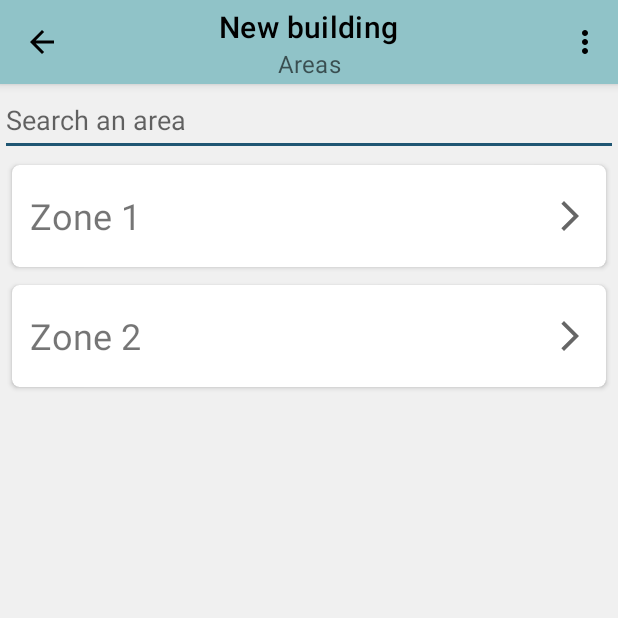
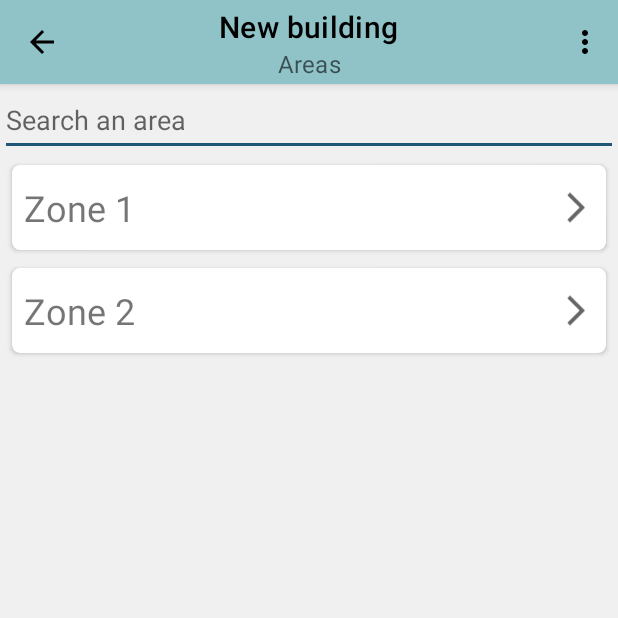
Before and after one commit to ActxLeToucan/fst_l3_devmobile_roomview, an Android app: the screen it shows after launch (BuildingActivity), after a tap on "New building", on a phone screen of 412 x 824 dp, the top half of it. Run offline under Robolectric (Android 15) with nearby library versions, the phone set to English and light mode, and no system bars; 1 other tap on this screen came first.

Commit message:
update data/interface on actions

```diff
--- a/src/app/src/main/java/fr/antoinectx/roomview/BuildingRecyclerViewAdapter.java
+++ b/src/app/src/main/java/fr/antoinectx/roomview/BuildingRecyclerViewAdapter.java
@@ -78,7 +78,7 @@ public class BuildingRecyclerViewAdapter extends RecyclerView.Adapter<BuildingRe
         void onItemClick(View view, int position);
     }
 
-    public void setBatiments(List<Building> buildings) {
+    public void setBuildings(List<Building> buildings) {
         mData = buildings;
         notifyDataSetChanged();
     }
--- a/src/app/src/main/java/fr/antoinectx/roomview/MainActivity.java
+++ b/src/app/src/main/java/fr/antoinectx/roomview/MainActivity.java
@@ -52,7 +52,7 @@ public class MainActivity extends MyActivity implements BuildingRecyclerViewAdap
 
             @Override
             public void onTextChanged(CharSequence s, int start, int before, int count) {
-                adapter.setBatiments(buildings
+                adapter.setBuildings(buildings
                         .stream()
                         .filter(building -> (building.getName().toLowerCase().contains(s.toString().toLowerCase()) ||
                                     building.getDescription().toLowerCase().contains(s.toString().toLowerCase())))
@@ -101,6 +101,7 @@ public class MainActivity extends MyActivity implements BuildingRecyclerViewAdap
     public void loadBuildings() {
         buildings.clear();
         buildings.addAll(Building.loadAll(this));
+        adapter.setBuildings(buildings);
     }
 
     public void saveBuildings() {
@@ -137,7 +138,7 @@ public class MainActivity extends MyActivity implements BuildingRecyclerViewAdap
         bat.save(this);
 
         buildings.add(bat);
-        adapter.setBatiments(buildings);
+        adapter.setBuildings(buildings);
         recyclerView.smoothScrollToPosition(buildings.size() - 1);
     }
 }
--- a/src/app/src/main/java/fr/antoinectx/roomview/models/Area.java
+++ b/src/app/src/main/java/fr/antoinectx/roomview/models/Area.java
@@ -4,6 +4,8 @@ import java.io.Serializable;
 import java.util.Date;
 
 public class Area implements Serializable {
+    private static final long serialVersionUID = 1L;
+
     private String name;
     private final Date dateCapture;
     private final Photo[] photos;
--- a/src/app/src/main/java/fr/antoinectx/roomview/models/Passage.java
+++ b/src/app/src/main/java/fr/antoinectx/roomview/models/Passage.java
@@ -5,6 +5,8 @@ import androidx.annotation.Nullable;
 import java.io.Serializable;
 
 public class Passage implements Serializable {
+    private static final long serialVersionUID = 1L;
+
     private int x1;
     private int y1;
     private int x2;
--- a/src/app/src/main/java/fr/antoinectx/roomview/models/Photo.java
+++ b/src/app/src/main/java/fr/antoinectx/roomview/models/Photo.java
@@ -5,6 +5,8 @@ import java.util.ArrayList;
 import java.util.List;
 
 public class Photo implements Serializable {
+    private static final long serialVersionUID = 1L;
+
     private final List<Passage> passages;
 
     public Photo() {
--- a/src/app/src/main/res/layout/small_tile.xml
+++ b/src/app/src/main/res/layout/small_tile.xml
@@ -12,31 +12,27 @@
 
     <LinearLayout
         android:layout_width="match_parent"
-        android:layout_height="match_parent"
-        android:orientation="horizontal"
-        android:layout_marginStart="12dp"
-        android:layout_marginVertical="12dp">
+        android:layout_height="wrap_content"
+        android:layout_marginHorizontal="8dp"
+        android:layout_marginVertical="12dp"
+        android:orientation="horizontal">
 
         <TextView
             android:id="@+id/smallTile_title"
             android:layout_width="0dp"
-            android:layout_height="match_parent"
+            android:layout_height="wrap_content"
             android:layout_weight="1"
             android:ellipsize="end"
+            android:gravity="center_vertical"
             android:maxLines="1"
             android:textSize="24sp"
-            tools:text="title"
-            android:gravity="center_vertical"/>
+            tools:text="title" />
 
-        <ImageButton
-            android:id="@+id/imageButton"
+        <ImageView
+            android:id="@+id/imageView"
             android:layout_width="wrap_content"
             android:layout_height="match_parent"
-            android:backgroundTint="#00000000"
-            android:clickable="false"
-            android:focusable="false"
-            android:focusableInTouchMode="false"
-            app:srcCompat="@drawable/ic_baseline_arrow_forward_ios_24" />
+            cardView:srcCompat="@drawable/ic_baseline_arrow_forward_ios_24" />
 
     </LinearLayout>
 
```
Also changed, not shown: src/app/src/main/java/fr/antoinectx/roomview/BuildingActivity.java (+10 -5 lines), src/app/src/main/java/fr/antoinectx/roomview/models/Building.java (+14 -0 lines).
